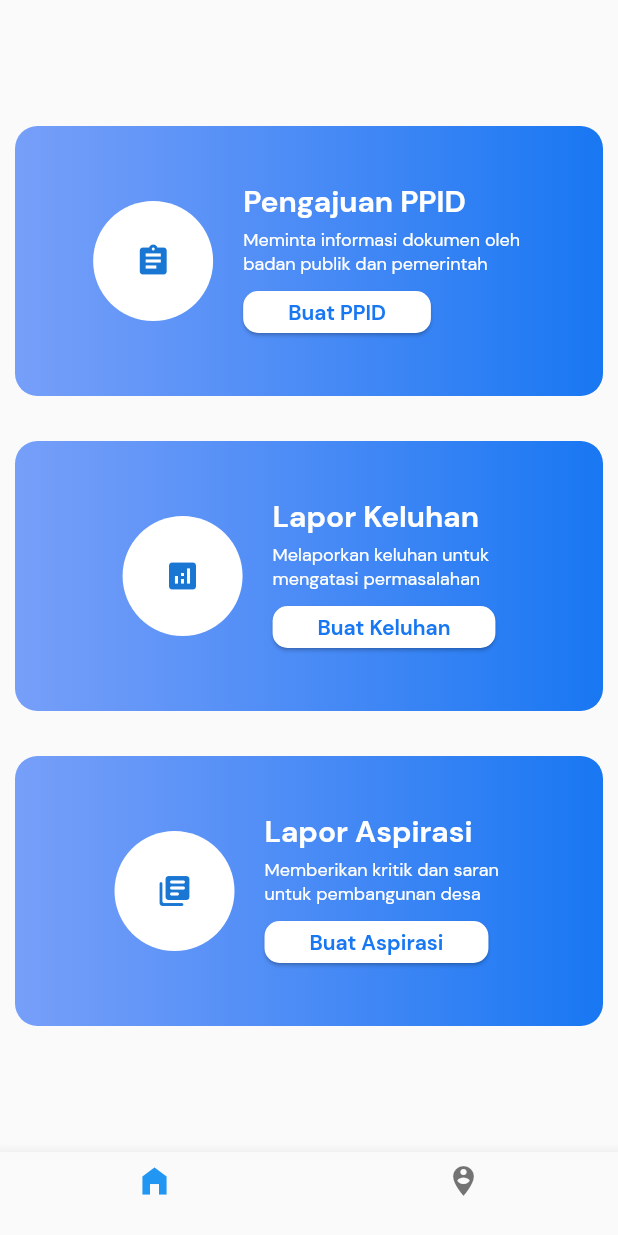
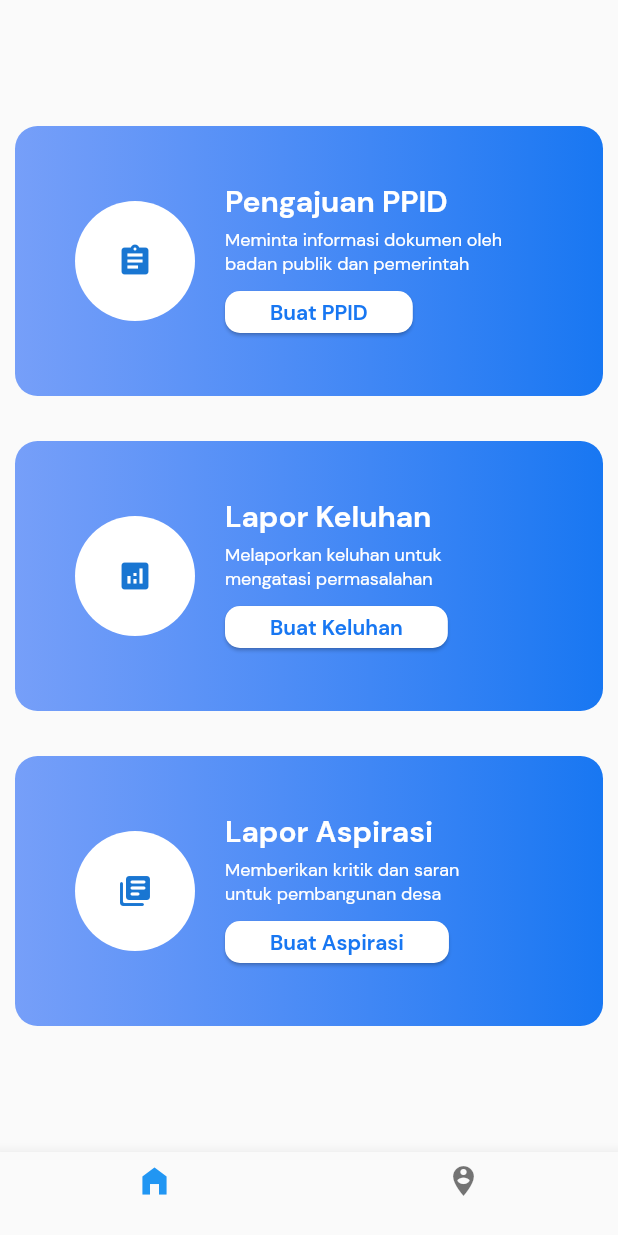
Before and after one commit to Greek-Cp/sidokare_mobile_app, a Flutter app: the screen it shows after launch, on a phone screen of 412 x 824 dp. Run offline on Flutter 3.47's test engine with Material 2 defaults, Android fonts, the phone set to English and light mode, and no system bars; our stand-ins replace flutter_otp_text_field, flutter_screenutil, google_fonts, motion_toast, otp_text_field; missing offline and left inert: bottom_bar_matu, flutter_custom_tab_bar, mailer.

Commit message:
Pembaruan Psikopat(Posisi Item Kurang Tepat)
 - Fitur Halaman Utama
 - Membenahi Halaman Utama Agar Responsive Di Semua Screen Size Ponsel.
 - Memperbaiki Item Halaman Pengajuan Yang Tidak Sinkron
 - Memperbaiki Bug
-Perbaikan Bug Posisi Item Kurang Tepat (Psikopat)

```diff
--- a/lib/pages/item_nav/page_laporan.dart
+++ b/lib/pages/item_nav/page_laporan.dart
@@ -48,9 +48,10 @@ class PageLaporan extends StatelessWidget {
               ListColor.warnaBiruSidoKare
             ])),
         child: Row(
-          mainAxisAlignment: MainAxisAlignment.center,
-          mainAxisSize: MainAxisSize.min,
           children: [
+            SizedBox(
+              width: 40,
+            ),
             CircleAvatar(
               radius: 40,
               backgroundColor: Colors.white,
```
Also changed, not shown: lib/pages/item_nav/page_utama.dart (+9 -1 lines).
